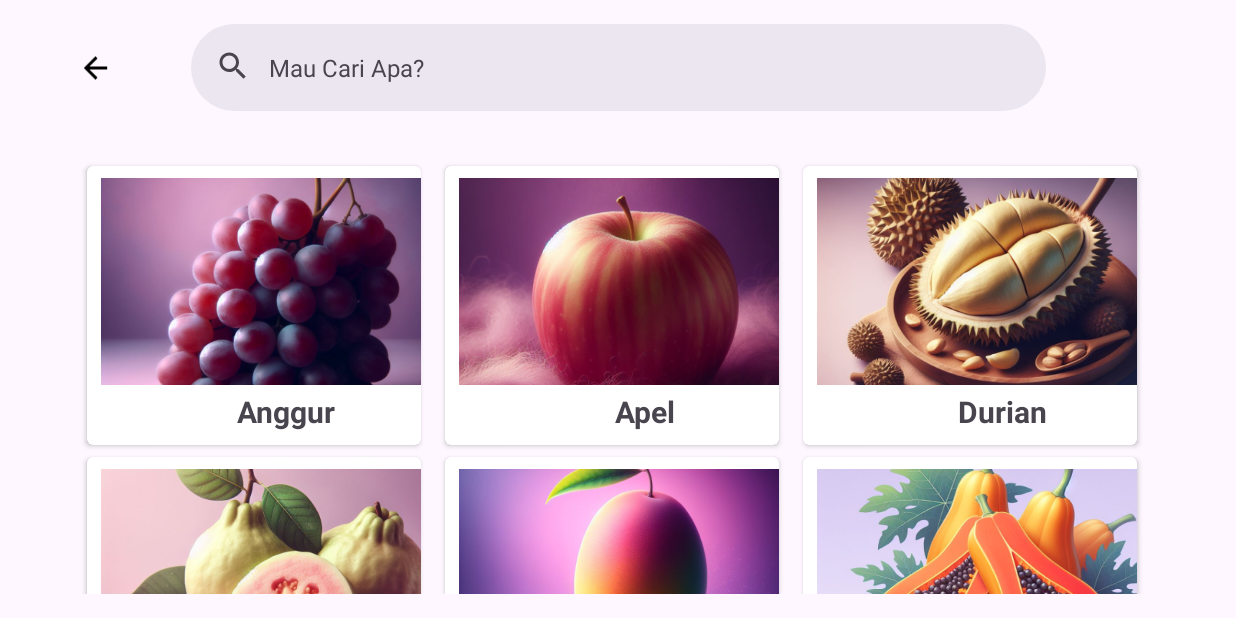
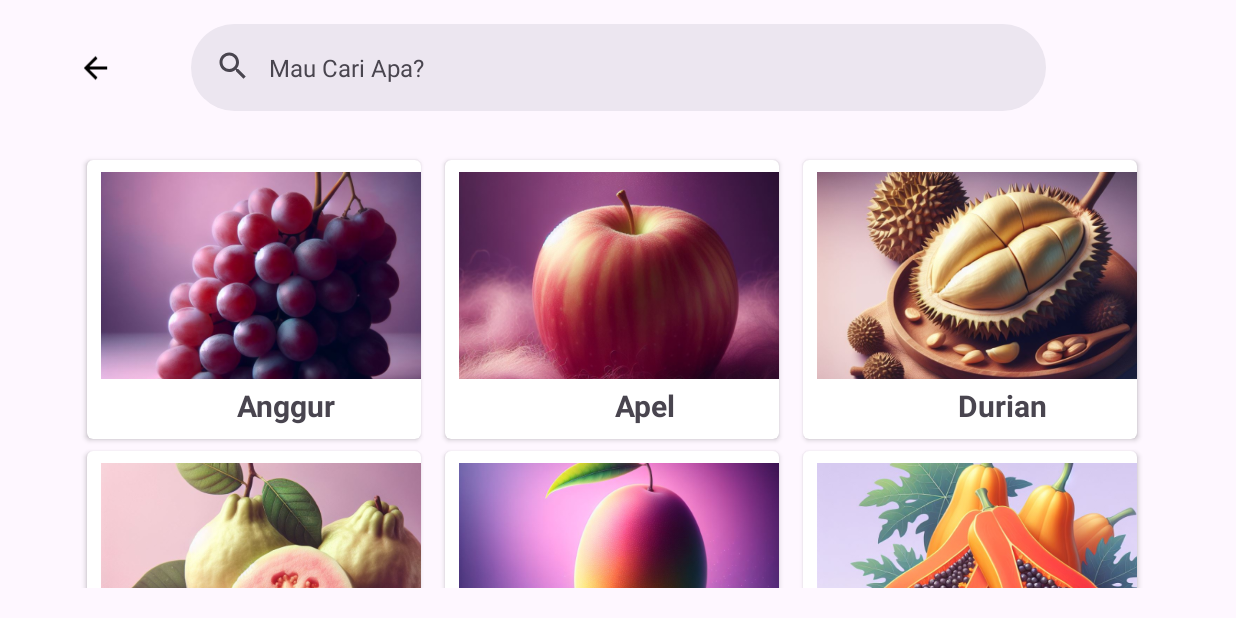
Before and after one commit to IqraAulia/BocahPintar-BelajarAnak, an Android app: the CardActivity screen opened directly, with no data from a screen before it, on a phone screen of 824 x 412 dp (held sideways). Run offline under Robolectric (Android 15) with nearby library versions, the phone set to English and light mode, and no system bars.

Commit message:
Initial commit

```diff
--- a/app/src/main/res/layout/activity_card.xml
+++ b/app/src/main/res/layout/activity_card.xml
@@ -45,11 +45,11 @@
       android:id="@+id/tvCard"
       android:layout_width="716dp"
       android:layout_height="289dp"
+      android:layout_marginTop="8dp"
       app:layout_constraintBottom_toBottomOf="parent"
       app:layout_constraintEnd_toEndOf="parent"
       app:layout_constraintHorizontal_bias="0.466"
       app:layout_constraintStart_toStartOf="parent"
-      app:layout_constraintTop_toTopOf="parent"
-      app:layout_constraintVertical_bias="0.868"
+      app:layout_constraintTop_toBottomOf="@+id/searchBar"
       tools:listitem="@layout/card_item" />
 </androidx.constraintlayout.widget.ConstraintLayout>
```
